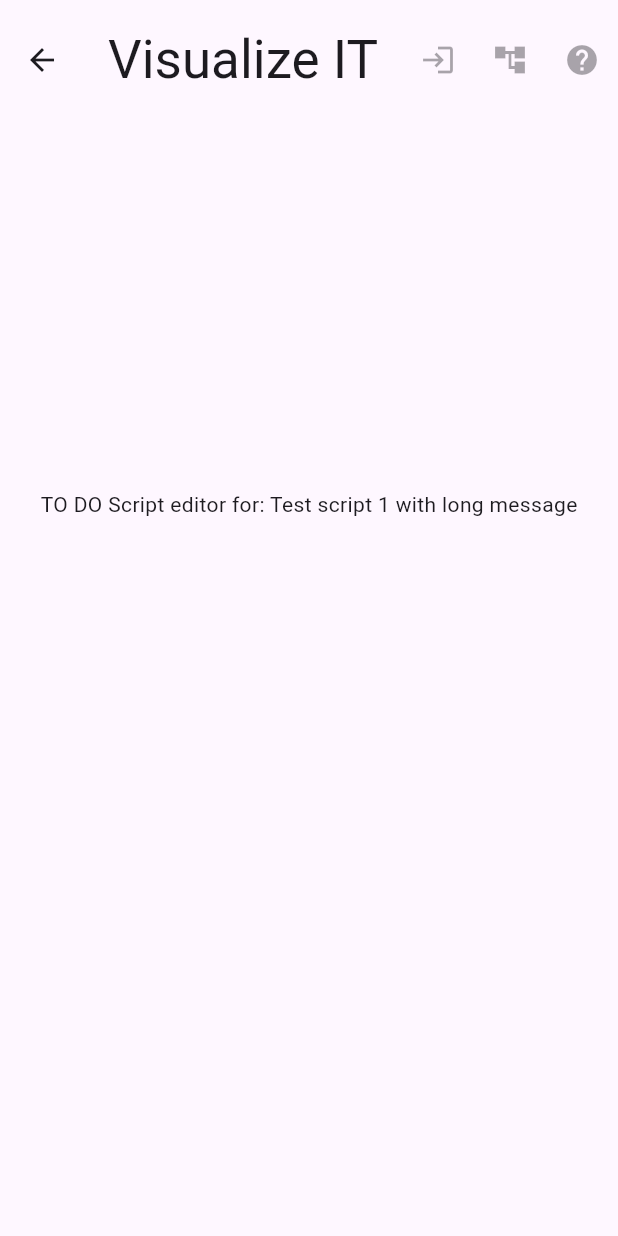
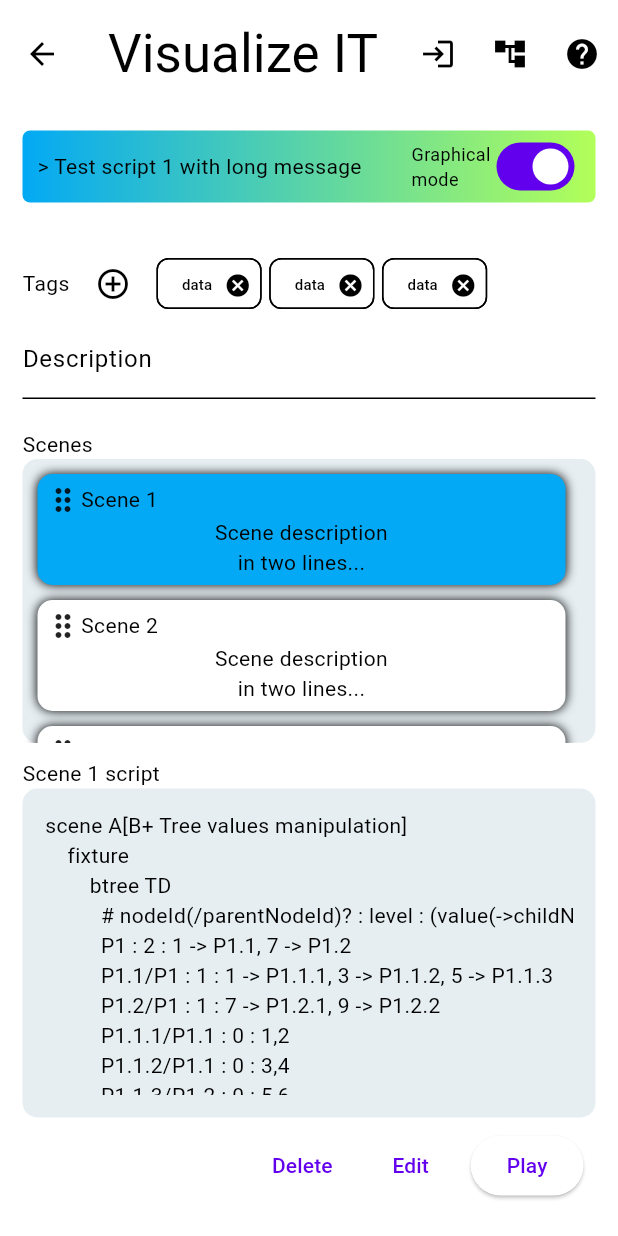
Before and after one commit to it-toolkit/visualizeit, a Flutter app: the screen it shows after launch, after a tap on "View", on a phone screen of 412 x 824 dp. Run offline on Flutter 3.47's test engine with Material 3 defaults, Android fonts, the phone set to English and light mode, and no system bars; our stand-ins replace go_router.

Commit message:
feat: Add script selector page skeleton with only graphical mode

```diff
--- a/lib/main.dart
+++ b/lib/main.dart
@@ -1,6 +1,7 @@
 import 'package:flutter/material.dart';
 import 'package:go_router/go_router.dart';
 import 'package:visualizeit/pages/base_page.dart';
+import 'package:visualizeit/pages/script_editor.dart';
 import 'package:visualizeit/pages/script_selector.dart';
 
 void main() => runApp(const VisualizeItApp());
@@ -12,34 +13,23 @@ final GoRouter _router = GoRouter(
       path: '/',
       builder: (BuildContext context, GoRouterState state) {
         return ScriptSelectorPage(
-          onPlayPressed: (scriptId) => {
-            debugPrint("Opening player for script: $scriptId"),
-            context.go("/scripts/$scriptId/play")
-          },
-          onViewPressed: (scriptId) => {
-            debugPrint("Opening script editor for script: $scriptId"),
-            context.go("/scripts/$scriptId/edit")
-          },
-          onHelpPressed: () => {
-            debugPrint("Opening help"),
-            context.go("/help")
-          },
-          onSignInPressed: () => {
-            debugPrint("Opening sign-in"),
-            context.go("/sign-in")
-          },
-          onExtensionsPressed: () => {
-            debugPrint("Opening extensions"),
-            context.go("/extensions")
-          }
+          onPlayPressed: (scriptId) => { context.go("/scripts/$scriptId/play") },
+          onViewPressed: (scriptId) => { context.go("/scripts/$scriptId/edit") },
+          onHelpPressed: () => { context.go("/help") },
+          onSignInPressed: () => { context.go("/sign-in") },
+          onExtensionsPressed: () => { context.go("/extensions") }
         );
       },
       routes: <RouteBase>[
         GoRoute(
           path: 'scripts/:sid/edit',
           builder: (BuildContext context, GoRouterState state) {
-            final scriptId = state.pathParameters['sid'];
-            return FakePage(title: "Script editor for: $scriptId", goToRoutes: []);
+            final scriptId = state.pathParameters['sid']!;
+            return ScriptEditorPage(scriptId,
+                onHelpPressed: () => { context.go("/help") },
+                onSignInPressed: () => { context.go("/sign-in") },
+                onExtensionsPressed: () => { context.go("/extensions") }
+            );
           },
         ),
         GoRoute(
@@ -85,7 +75,14 @@ class VisualizeItApp extends StatelessWidget {
 
   @override
   Widget build(BuildContext context) {
-    return MaterialApp.router(routerConfig: _router, debugShowCheckedModeBanner: false);
+    return MaterialApp.router(
+        routerConfig: _router,
+        debugShowCheckedModeBanner: false,
+        theme: ThemeData(
+          colorScheme: const ColorScheme.light(),
+          useMaterial3: true,
+        ),
+    );
   }
 }
 
--- /dev/null
+++ b/lib/pages/script_editor.dart
@@ -0,0 +1,157 @@
+import 'package:flutter/material.dart';
+import 'package:visualizeit/pages/custom_bar.dart';
+import 'package:visualizeit/pages/tags.dart';
+
+import 'base_page.dart';
+
+class ScriptEditorPage extends BasePage {
+  const ScriptEditorPage(this.scriptId, {super.key, super.onSignInPressed, super.onHelpPressed, super.onExtensionsPressed});
+
+  final String scriptId;
+
+  @override
+  PreferredSizeWidget? buildAppBarBottom(BuildContext context) {
+    return customBarWithModeSwitch(
+      "> $scriptId",
+      (bool it) => debugPrint("Mode updated: $it"),
+      (bool it) => it ? "Graphical" : "Text",
+    );
+  }
+
+  @override
+  Widget buildBody(BuildContext context) {
+    return buildGraphicalScriptEditorContent(context);
+  }
+
+  ButtonBar buildButtonBar(BuildContext context) {
+    return ButtonBar(
+      children: [
+        TextButton(onPressed: () => {}, child: const Text("Delete")),
+        TextButton(onPressed: () => {}, child: const Text("Edit")),
+        ElevatedButton(onPressed: () => {}, child: const Text("Play")),
+      ],
+    );
+  }
+
+  Widget buildGraphicalScriptEditorContent(BuildContext context) {
+    return Column(
+      crossAxisAlignment: CrossAxisAlignment.stretch,
+      children: [
+        const TagsWidget(),
+        buildDescriptionRow(context),
+        const SizedBox(height: 20),
+        buildDetails(context),
+      ],
+    );
+  }
+
+  Widget withAdaptativeLayout(BuildContext context, List<Widget> widgets) {
+    return (MediaQuery.sizeOf(context).width >= 600)
+        ? Expanded(child: Row(crossAxisAlignment: CrossAxisAlignment.stretch, children: widgets))
+        : Expanded(child: Column(crossAxisAlignment: CrossAxisAlignment.stretch, children: widgets));
+  }
+
+  Widget buildDetails(BuildContext context) {
+    return withAdaptativeLayout(context, [buildScriptsList(), const Spacer(flex: 2), buildScriptWidget(context, buildButtonBar(context))]);
+  }
+
+  Widget buildDescriptionRow(BuildContext context) {
+    return Container(
+        constraints: const BoxConstraints(maxHeight: 100),
+        child: const SingleChildScrollView(
+            child: TextField(
+          style: TextStyle(fontSize: 14),
+          decoration: InputDecoration(labelText: "Description", hintText: '...'),
+          maxLines: null,
+        )));
+  }
+
+  Expanded buildScriptsList() {
+    return Expanded(
+        flex: 40,
+        child: Column(
+          crossAxisAlignment: CrossAxisAlignment.stretch,
+          children: [
+            const Text("Scenes"),
+            Expanded(
+                child: Container(
+              decoration:
+                  const BoxDecoration(color: Color.fromRGBO(171, 197, 212, 0.3), borderRadius: BorderRadius.all(Radius.circular(10))),
+              child: ReorderableListView.builder(
+                onReorder: (int oldIndex, int newIndex) => {},
+                buildDefaultDragHandles: false,
+                itemCount: 5,
+                itemBuilder: (BuildContext context, int index) {
+                  return ReorderableDragStartListener(
+                      index: index,
+                      key: Key("scene-list-$index"),
+                      child: Container(
+                          margin: const EdgeInsets.fromLTRB(10, 10, 20, 0),
+                          padding: const EdgeInsets.all(5),
+                          decoration: BoxDecoration(
+                              color: index == 0 ? Colors.lightBlue : Colors.white, //TODO replace with model selected value
+                              borderRadius: BorderRadius.circular(10),
+                              boxShadow: const [
+                                BoxShadow(blurRadius: 5),
+                              ]),
+                          child: Column(crossAxisAlignment: CrossAxisAlignment.center, children: [
+                            Row(children: [const Icon(Icons.drag_indicator), Text('Scene ${index + 1}')]),
+                            const Text(
+                              'Scene description\nin two lines...',
+                              textAlign: TextAlign.center,
+                            ),
+                          ])));
+                },
+              ),
+            )),
+          ],
+        ));
+  }
+
+  //TODO replace with Script widget from scripting module
+  Expanded buildScriptWidget(BuildContext context, ButtonBar buttonBar) {
+    return Expanded(
+        flex: 58,
+        child: Column(
+          crossAxisAlignment: CrossAxisAlignment.stretch,
+          children: [
+            const Text("Scene 1 script"),
+            Expanded(
+              child: Container(
+                padding: const EdgeInsets.all(15.0),
+                decoration: const BoxDecoration(
+                  color: Color.fromRGBO(171, 197, 212, 0.3),
+                  borderRadius: BorderRadius.all(Radius.circular(10)),
+                ),
+                child: const SingleChildScrollView(
+                  child: SingleChildScrollView(
+                    scrollDirection: Axis.horizontal,
+                    child: Text(sceneExample),
+                  ),
+                ),
+              ),
+            ),
+            buttonBar
+          ],
+        ));
+  }
+
+  static const sceneExample = """
+scene A[B+ Tree values manipulation]
+    fixture
+        btree TD
+          # nodeId(/parentNodeId)? : level : (value(->childNodeId)?)(,value(->childNodeId)?)+
+          P1 : 2 : 1 -> P1.1, 7 -> P1.2
+          P1.1/P1 : 1 : 1 -> P1.1.1, 3 -> P1.1.2, 5 -> P1.1.3
+          P1.2/P1 : 1 : 7 -> P1.2.1, 9 -> P1.2.2
+          P1.1.1/P1.1 : 0 : 1,2
+          P1.1.2/P1.1 : 0 : 3,4
+          P1.1.3/P1.2 : 0 : 5,6
+          P1.2.1/P1.2 : 0 : 7,8
+          P1.2.2/P1.3 : 0 : 9,10,11,12
+    transitions
+        Add node value 13 (1s)
+        Add node value 14 (1s)
+        Delete node value 13
+""";
+}
```
